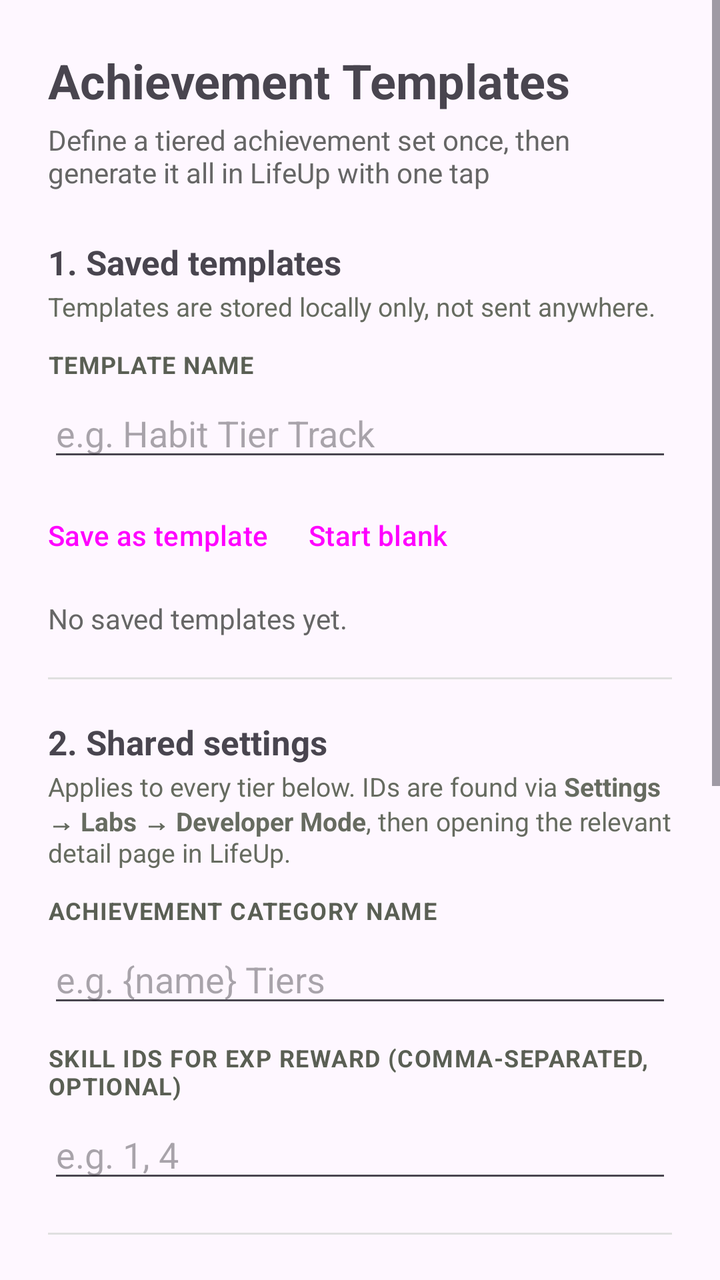
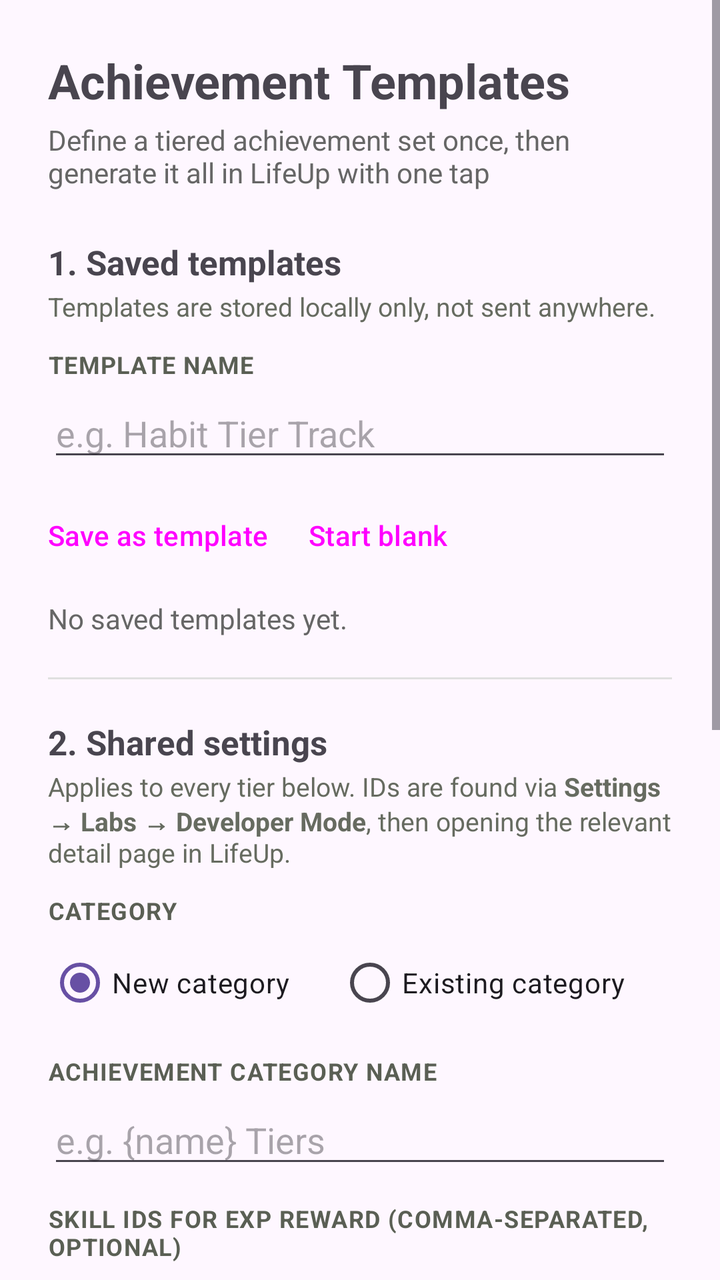

The first picture is an Android layout as it rendered before a commit; the second is the same layout after the commit. The layout source and the unified diff follow.
<!-- AndroidManifest.xml: application theme Theme.MyLifeUpToolkit -->
<!-- res/layout/activity_achievement_template.xml -->
<?xml version="1.0" encoding="utf-8"?>
<ScrollView xmlns:android="http://schemas.android.com/apk/res/android"
    xmlns:tools="http://schemas.android.com/tools"
    android:layout_width="match_parent"
    android:layout_height="match_parent"
    tools:context=".AchievementTemplateActivity">

    <LinearLayout
        android:layout_width="match_parent"
        android:layout_height="wrap_content"
        android:orientation="vertical"
        android:paddingHorizontal="24dp"
        android:paddingTop="24dp"
        android:paddingBottom="32dp">

        <TextView
            android:layout_width="wrap_content"
            android:layout_height="wrap_content"
            android:text="Achievement Templates"
            android:textSize="24sp"
            android:textStyle="bold" />

        <TextView
            android:layout_width="wrap_content"
            android:layout_height="wrap_content"
            android:layout_marginTop="4dp"
            android:layout_marginBottom="24dp"
            android:text="Define a tiered achievement set once, then generate it all in LifeUp with one tap"
            android:textSize="14sp"
            android:textColor="#666666" />

        
        <TextView
            style="@style/SectionHeader"
            android:layout_width="wrap_content"
            android:layout_height="wrap_content"
            android:text="1. Saved templates" />

        <TextView
            style="@style/SectionHint"
            android:layout_width="wrap_content"
            android:layout_height="wrap_content"
            android:text="Templates are stored locally only, not sent anywhere." />

        <TextView
            style="@style/FieldLabel"
            android:layout_width="wrap_content"
            android:layout_height="wrap_content"
            android:text="Template name" />

        <EditText
            android:id="@+id/templateNameInput"
            android:layout_width="match_parent"
            android:layout_height="wrap_content"
            android:hint="e.g. Habit Tier Track"
            android:inputType="text"
            android:autofillHints="" />

        <LinearLayout
            android:layout_width="match_parent"
            android:layout_height="wrap_content"
            android:layout_marginTop="8dp"
            android:orientation="horizontal">

            <Button
                android:id="@+id/saveTemplateButton"
                style="?attr/borderlessButtonStyle"
                android:layout_width="wrap_content"
                android:layout_height="wrap_content"
                android:paddingHorizontal="0dp"
                android:text="Save as template" />

            <Button
                android:id="@+id/newTemplateButton"
                style="?attr/borderlessButtonStyle"
                android:layout_width="wrap_content"
                android:layout_height="wrap_content"
                android:layout_marginStart="8dp"
                android:text="Start blank" />

        </LinearLayout>

        <LinearLayout
            android:id="@+id/savedTemplateListContainer"
            android:layout_width="match_parent"
            android:layout_height="wrap_content"
            android:layout_marginTop="4dp"
            android:orientation="vertical" />

        <TextView
            android:id="@+id/noSavedTemplatesText"
            android:layout_width="wrap_content"
            android:layout_height="wrap_content"
            android:layout_marginTop="4dp"
            android:text="No saved templates yet."
            android:textSize="14sp"
            android:textColor="#666666" />

        <View
            android:layout_width="match_parent"
            android:layout_height="1dp"
            android:layout_marginVertical="20dp"
            android:background="#E0E0E0" />

        
        <TextView
            style="@style/SectionHeader"
            android:layout_width="wrap_content"
            android:layout_height="wrap_content"
            android:text="2. Shared settings" />

        <TextView
            style="@style/SectionHint"
            android:layout_width="wrap_content"
            android:layout_height="wrap_content"
            android:text="@string/hint_shared_settings" />

        <TextView
            style="@style/FieldLabel"
            android:layout_width="wrap_content"
            android:layout_height="wrap_content"
            android:text="Achievement category name" />

        <EditText
            android:id="@+id/categoryNameInput"
            android:layout_width="match_parent"
            android:layout_height="wrap_content"
            android:hint="e.g. {name} Tiers"
            android:inputType="text"
            android:autofillHints="" />

        <TextView
            style="@style/FieldLabel"
            android:layout_width="wrap_content"
            android:layout_height="wrap_content"
            android:layout_marginTop="12dp"
            android:text="Skill IDs for EXP reward (comma-separated, optional)" />

        <EditText
            android:id="@+id/skillIdsInput"
            android:layout_width="match_parent"
            android:layout_height="wrap_content"
            android:hint="e.g. 1, 4"
            android:inputType="text"
            android:autofillHints="" />

        <View
            android:layout_width="match_parent"
            android:layout_height="1dp"
            android:layout_marginVertical="20dp"
            android:background="#E0E0E0" />

        
        <TextView
            style="@style/SectionHeader"
            android:layout_width="wrap_content"
            android:layout_height="wrap_content"
            android:text="3. Variables" />

        <TextView
            style="@style/SectionHint"
            android:layout_width="wrap_content"
            android:layout_height="wrap_content"
            android:text="Variables you can reuse in tier names/descriptions below, written as {name}." />

        <LinearLayout
            android:id="@+id/variableListContainer"
            android:layout_width="match_parent"
            android:layout_height="wrap_content"
            android:orientation="vertical" />

        <Button
            android:id="@+id/addVariableButton"
            style="?attr/borderlessButtonStyle"
            android:layout_width="wrap_content"
            android:layout_height="wrap_content"
            android:layout_gravity="start"
            android:paddingHorizontal="0dp"
            android:text="+ Add variable" />

        <View
            android:layout_width="match_parent"
            android:layout_height="1dp"
            android:layout_marginVertical="20dp"
            android:background="#E0E0E0" />

        
        <TextView
            style="@style/SectionHeader"
            android:layout_width="wrap_content"
            android:layout_height="wrap_content"
            android:text="4. Tiers" />

        <TextView
            style="@style/SectionHint"
            android:layout_width="wrap_content"
            android:layout_height="wrap_content"
            android:text="One achievement per tier. Reference your variables with {name}, {something}, etc." />

        <LinearLayout
            android:id="@+id/tierListContainer"
            android:layout_width="match_parent"
            android:layout_height="wrap_content"
            android:orientation="vertical" />

        <Button
            android:id="@+id/addTierButton"
            style="?attr/borderlessButtonStyle"
            android:layout_width="wrap_content"
            android:layout_height="wrap_content"
            android:layout_gravity="start"
            android:paddingHorizontal="0dp"
            android:text="+ Add tier" />

        <View
            android:layout_width="match_parent"
            android:layout_height="1dp"
            android:layout_marginVertical="20dp"
            android:background="#E0E0E0" />

        <Button
            android:id="@+id/generateButton"
            android:layout_width="match_parent"
            android:layout_height="wrap_content"
            android:text="Generate category + achievements in LifeUp" />

    </LinearLayout>

</ScrollView>
<!-- resources referenced by this layout -->
<resources>
  <string name="hint_shared_settings">Applies to every tier below. IDs are found via <b>Settings → Labs → Developer Mode</b>, then opening the relevant detail page in LifeUp.</string>
  <style name="FieldLabel">
          <item name="android:textSize">12sp</item>
          <item name="android:textStyle">bold</item>
          <item name="android:textColor">#5A5F54</item>
          <item name="android:textAllCaps">true</item>
          <item name="android:letterSpacing">0.04</item>
          <item name="android:layout_marginBottom">4dp</item>
      </style>
  <style name="SectionHeader">
          <item name="android:textSize">17sp</item>
          <item name="android:textStyle">bold</item>
          <item name="android:layout_marginBottom">2dp</item>
      </style>
  <style name="SectionHint">
          <item name="android:textSize">13sp</item>
          <item name="android:textColor">#666B60</item>
          <item name="android:layout_marginBottom">12dp</item>
      </style>
  <style name="Theme.MyLifeUpToolkit" parent="Base.Theme.MyLifeUpToolkit" />
  <style name="Base.Theme.MyLifeUpToolkit" parent="Theme.Material3.DayNight.NoActionBar">
          
          
      </style>
</resources>

<!-- the commit's change to res/layout/activity_achievement_template.xml (unified diff, before → after) -->
@@ -119,15 +119,91 @@
             style="@style/FieldLabel"
             android:layout_width="wrap_content"
             android:layout_height="wrap_content"
-            android:text="Achievement category name" />
-
-        <EditText
-            android:id="@+id/categoryNameInput"
-            android:layout_width="match_parent"
-            android:layout_height="wrap_content"
-            android:hint="e.g. {name} Tiers"
-            android:inputType="text"
-            android:autofillHints="" />
+            android:text="Category" />
+
+        <RadioGroup
+            android:id="@+id/categoryModeGroup"
+            android:layout_width="match_parent"
+            android:layout_height="wrap_content"
+            android:orientation="horizontal">
+
+            <RadioButton
+                android:id="@+id/newCategoryRadio"
+                android:layout_width="wrap_content"
+                android:layout_height="wrap_content"
+                android:checked="true"
+                android:text="New category" />
+
+            <RadioButton
+                android:id="@+id/existingCategoryRadio"
+                android:layout_width="wrap_content"
+                android:layout_height="wrap_content"
+                android:layout_marginStart="24dp"
+                android:text="Existing category" />
+
+        </RadioGroup>
+
+        <LinearLayout
+            android:id="@+id/newCategoryGroup"
+            android:layout_width="match_parent"
+            android:layout_height="wrap_content"
+            android:orientation="vertical">
+
+            <TextView
+                style="@style/FieldLabel"
+                android:layout_width="wrap_content"
+                android:layout_height="wrap_content"
+                android:layout_marginTop="12dp"
+                android:text="Achievement category name" />
+
+            <EditText
+                android:id="@+id/categoryNameInput"
+                android:layout_width="match_parent"
+                android:layout_height="wrap_content"
+                android:hint="e.g. {name} Tiers"
+                android:inputType="text"
+                android:autofillHints="" />
+
+        </LinearLayout>
+
+        <LinearLayout
+            android:id="@+id/existingCategoryGroup"
+            android:layout_width="match_parent"
+            android:layout_height="wrap_content"
+            android:orientation="vertical"
+            android:visibility="gone">
+
+            <TextView
+                style="@style/FieldLabel"
+                android:layout_width="wrap_content"
+                android:layout_height="wrap_content"
+                android:layout_marginTop="12dp"
+                android:text="Existing category ID" />
+
+            <EditText
+                android:id="@+id/existingCategoryIdInput"
+                android:layout_width="match_parent"
+                android:layout_height="wrap_content"
+                android:hint="e.g. 17"
+                android:inputType="number"
+                android:autofillHints="" />
+
+            <TextView
+                style="@style/FieldLabel"
+                android:layout_width="wrap_content"
+                android:layout_height="wrap_content"
+                android:layout_marginTop="12dp"
+                android:text="Subcategory name" />
+
+            <EditText
+                android:id="@+id/subcategoryNameInput"
+                android:layout_width="match_parent"
+                android:layout_height="wrap_content"
+                android:hint="e.g. {name} Tiers"
+                android:inputType="text"
+                android:autofillHints="" />
+
+        </LinearLayout>
 
         <TextView
             style="@style/FieldLabel"
